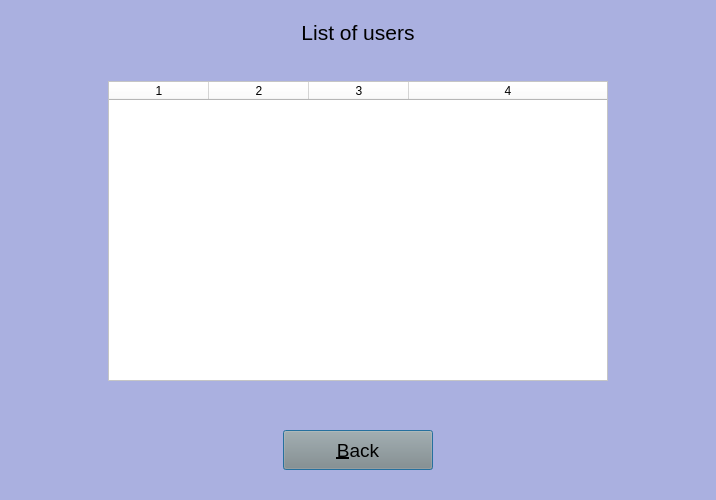
Old version of the form ui_files/show_users.ui in the repository mosleuddin/ExpenseTracker.
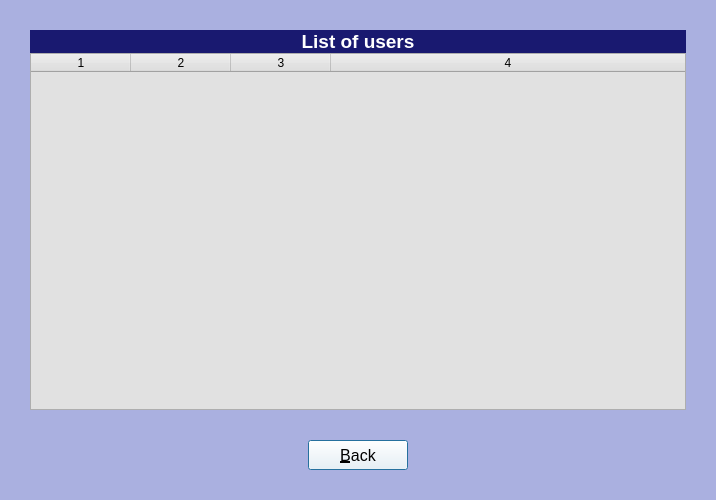
New version of the form. Icons and pictures are not drawn.

Diff of the .ui file:
```diff
--- a/ui_files/show_users.ui
+++ b/ui_files/show_users.ui
@@ -34,74 +34,43 @@
    <bool>true</bool>
   </property>
   <layout class="QVBoxLayout" name="verticalLayout">
+   <property name="spacing">
+    <number>0</number>
+   </property>
+   <property name="leftMargin">
+    <number>30</number>
+   </property>
    <property name="topMargin">
-    <number>20</number>
+    <number>30</number>
+   </property>
+   <property name="rightMargin">
+    <number>30</number>
    </property>
    <property name="bottomMargin">
     <number>30</number>
    </property>
    <item>
-    <layout class="QHBoxLayout" name="horizontalLayout">
-     <item>
-      <spacer name="horizontalSpacer">
-       <property name="orientation">
-        <enum>Qt::Horizontal</enum>
-       </property>
-       <property name="sizeHint" stdset="0">
-        <size>
-         <width>40</width>
-         <height>20</height>
-        </size>
-       </property>
-      </spacer>
-     </item>
-     <item>
       <widget class="QLabel" name="labelHeading">
        <property name="font">
         <font>
-         <pointsize>16</pointsize>
-        </font>
-       </property>
+       <pointsize>14</pointsize>
+       <bold>true</bold>
+      </font>
+     </property>
+     <property name="styleSheet">
+      <string notr="true">color: rgb(255, 255, 255);
+background-color: rgb(25, 25, 112);</string>
+     </property>
        <property name="text">
         <string>List of users</string>
        </property>
        <property name="alignment">
         <set>Qt::AlignCenter</set>
        </property>
-      </widget>
-     </item>
-     <item>
-      <spacer name="horizontalSpacer_2">
-       <property name="orientation">
-        <enum>Qt::Horizontal</enum>
-       </property>
-       <property name="sizeHint" stdset="0">
-        <size>
-         <width>40</width>
-         <height>20</height>
-        </size>
-       </property>
-      </spacer>
-     </item>
-    </layout>
-   </item>
-   <item>
-    <layout class="QHBoxLayout" name="horizontalLayout_2">
-     <property name="topMargin">
-      <number>30</number>
-     </property>
-     <item>
-      <spacer name="horizontalSpacer_3">
-       <property name="orientation">
-        <enum>Qt::Horizontal</enum>
-       </property>
-       <property name="sizeHint" stdset="0">
-        <size>
-         <width>40</width>
-         <height>20</height>
-        </size>
-       </property>
-      </spacer>
+     <property name="margin">
+      <number>10</number>
+     </property>
+    </widget>
      </item>
      <item>
       <widget class="QTableWidget" name="tableWidget">
@@ -117,7 +86,7 @@
         </font>
        </property>
        <property name="styleSheet">
-        <string notr="true">background-color: rgb(255, 255, 255);</string>
+      <string notr="true">background-color: rgb(225, 225,225);</string>
        </property>
        <property name="sizeAdjustPolicy">
         <enum>QAbstractScrollArea::AdjustIgnored</enum>
@@ -165,63 +134,36 @@
       </widget>
      </item>
      <item>
-      <spacer name="horizontalSpacer_4">
-       <property name="orientation">
-        <enum>Qt::Horizontal</enum>
-       </property>
-       <property name="sizeHint" stdset="0">
-        <size>
-         <width>40</width>
-         <height>20</height>
-        </size>
-       </property>
-      </spacer>
-     </item>
-    </layout>
-   </item>
-   <item>
-    <spacer name="verticalSpacer_2">
-     <property name="orientation">
-      <enum>Qt::Vertical</enum>
-     </property>
-     <property name="sizeHint" stdset="0">
-      <size>
-       <width>20</width>
-       <height>29</height>
-      </size>
-     </property>
-    </spacer>
-   </item>
-   <item>
-    <layout class="QHBoxLayout" name="horizontalLayout_3">
-     <item>
-      <spacer name="horizontalSpacer_5">
-       <property name="orientation">
-        <enum>Qt::Horizontal</enum>
-       </property>
-       <property name="sizeHint" stdset="0">
-        <size>
-         <width>40</width>
-         <height>20</height>
-        </size>
-       </property>
-      </spacer>
-     </item>
+    <layout class="QHBoxLayout" name="horizontalLayout">
+     <property name="spacing">
+      <number>0</number>
+     </property>
+     <property name="topMargin">
+      <number>30</number>
+     </property>
      <item>
       <widget class="QPushButton" name="buttonBack">
        <property name="minimumSize">
         <size>
-         <width>150</width>
-         <height>40</height>
+         <width>100</width>
+         <height>30</height>
+        </size>
+       </property>
+       <property name="maximumSize">
+        <size>
+         <width>100</width>
+         <height>30</height>
         </size>
        </property>
        <property name="font">
         <font>
-         <pointsize>14</pointsize>
+         <pointsize>12</pointsize>
         </font>
        </property>
        <property name="styleSheet">
-        <string notr="true">background-color: rgb(136, 138, 133);</string>
+        <string notr="true">background-color: rgb(255, 255, 255);
+
+</string>
        </property>
        <property name="text">
         <string>&amp;Back</string>
@@ -230,21 +172,11 @@
         <iconset resource="../src/resource.qrc">
          <normaloff>:/icons/icons/back.png</normaloff>:/icons/icons/back.png</iconset>
        </property>
+       <property name="default">
+        <bool>true</bool>
+       </property>
       </widget>
      </item>
-     <item>
-      <spacer name="horizontalSpacer_6">
-       <property name="orientation">
-        <enum>Qt::Horizontal</enum>
-       </property>
-       <property name="sizeHint" stdset="0">
-        <size>
-         <width>40</width>
-         <height>20</height>
-        </size>
-       </property>
-      </spacer>
-     </item>
     </layout>
    </item>
   </layout>
```
Lines whose indentation alone changed are shown as unchanged.
